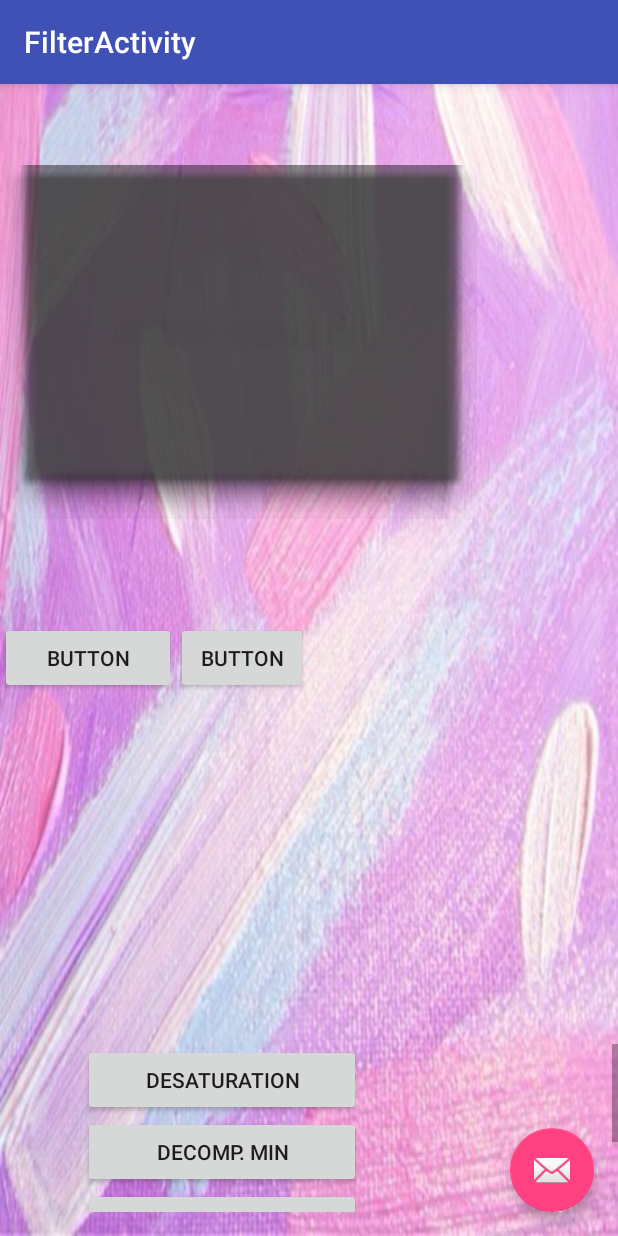
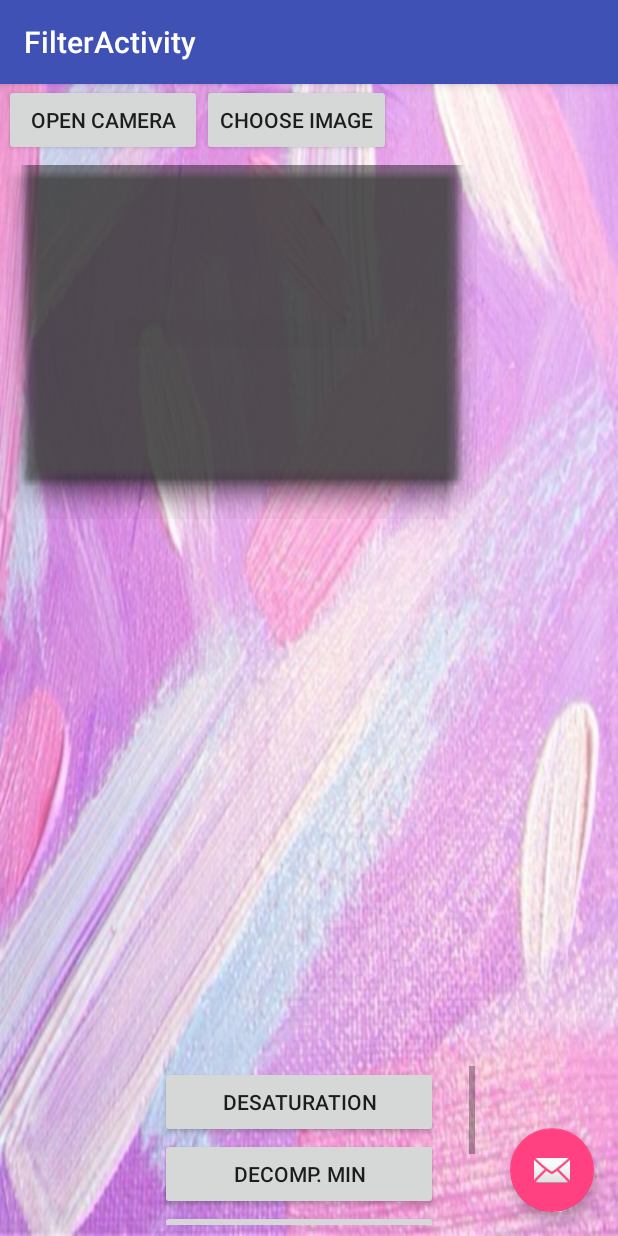
Before and after one commit to rrsegnini/AA-Progra-UNO-, an Android app: the FilterActivity screen opened directly, with no data from a screen before it, on a phone screen of 412 x 824 dp. Run offline under Robolectric (Android 15) with nearby library versions, the phone set to English and light mode, and no system bars.

Commit message:
more updates

```diff
--- a/Android Studio Insta AA/Insta_AA/app/src/main/java/com/example/danielalvarado/insta_aa/FilterActivity.java
+++ b/Android Studio Insta AA/Insta_AA/app/src/main/java/com/example/danielalvarado/insta_aa/FilterActivity.java
@@ -4,6 +4,7 @@ import android.content.Intent;
 import android.graphics.Bitmap;
 import android.graphics.BitmapFactory;
 import android.graphics.Color;
+import android.graphics.drawable.BitmapDrawable;
 import android.net.Uri;
 import android.os.Bundle;
 import android.os.Environment;
@@ -14,6 +15,8 @@ import android.support.v7.app.AppCompatActivity;
 import android.support.v7.widget.Toolbar;
 import android.util.Log;
 import android.view.View;
+import android.widget.Button;
+import android.widget.ImageButton;
 import android.widget.ImageView;
 import android.widget.Toast;
 
@@ -24,6 +27,8 @@ import java.io.IOException;
 import java.io.InputStream;
 import java.text.SimpleDateFormat;
 import java.util.Date;
+
+import static com.example.danielalvarado.insta_aa.R.id.picImageView;
 
 public class FilterActivity extends AppCompatActivity {
 
@@ -49,7 +54,71 @@ public class FilterActivity extends AppCompatActivity {
             }
         });
 
-        //imagePicture = (ImageView) findViewById(R.id.cameraImageView);
+        imagePicture = (ImageView) findViewById(picImageView);
+
+        Button buttonDesaturation = (Button) findViewById(R.id.desaturationBtn);
+        buttonDesaturation.setOnClickListener(new View.OnClickListener()   {
+            public void onClick(View v)  {
+                try {
+                    //DESATURATION FUNCTION
+                    Bitmap bitmap = ((BitmapDrawable )imagePicture.getDrawable()).getBitmap();
+                    Bitmap newDesBitmap = desaturation(bitmap);
+                    imagePicture.setImageBitmap(newDesBitmap);
+
+                } catch (Exception e) {
+                    // TODO Auto-generated catch block
+                    e.printStackTrace();
+                }
+            }
+        });
+
+        Button buttonAveraging = (Button) findViewById(R.id.averagingBtn);
+        buttonAveraging.setOnClickListener(new View.OnClickListener()   {
+            public void onClick(View v)  {
+                try {
+                    //AVERAGING FUNCTION
+                    Bitmap bitmap = ((BitmapDrawable )imagePicture.getDrawable()).getBitmap();
+                    Bitmap newAvgBitmap = avergingImage(bitmap);
+                    imagePicture.setImageBitmap(newAvgBitmap);
+
+                } catch (Exception e) {
+                    // TODO Auto-generated catch block
+                    e.printStackTrace();
+                }
+            }
+        });
+
+        Button buttonDeMin = (Button) findViewById(R.id.decompMinBtn);
+        buttonDeMin.setOnClickListener(new View.OnClickListener()   {
+            public void onClick(View v)  {
+                try {
+                    //DECOMP MIN FUNCTION
+                    Bitmap bitmap = ((BitmapDrawable )imagePicture.getDrawable()).getBitmap();
+                    Bitmap newDeMinBitmap = decompositionMin(bitmap);
+                    imagePicture.setImageBitmap(newDeMinBitmap);
+
+                } catch (Exception e) {
+                    // TODO Auto-generated catch block
+                    e.printStackTrace();
+                }
+            }
+        });
+
+        Button buttonDeMax = (Button) findViewById(R.id.decompMaxBtn);
+        buttonDeMax.setOnClickListener(new View.OnClickListener()   {
+            public void onClick(View v)  {
+                try {
+                    //DECOMP MAX FUNCTION
+                    Bitmap bitmap = ((BitmapDrawable )imagePicture.getDrawable()).getBitmap();
+                    Bitmap newDeMaxBitmap = decompositionMin(bitmap);
+                    imagePicture.setImageBitmap(newDeMaxBitmap);
+
+                } catch (Exception e) {
+                    // TODO Auto-generated catch block
+                    e.printStackTrace();
+                }
+            }
+        });
 
     }
 
@@ -81,6 +150,8 @@ public class FilterActivity extends AppCompatActivity {
         startActivityForResult(photoPickerIntent,IMAGE_GALLERY_REQUEST);
 
     }
+
+
 
     @Override
     protected void onActivityResult(int requestCode, int resultCode, Intent data) {
--- a/Android Studio Insta AA/Insta_AA/app/src/main/res/layout/content_filter.xml
+++ b/Android Studio Insta AA/Insta_AA/app/src/main/res/layout/content_filter.xml
@@ -21,14 +21,14 @@
         android:layout_marginStart="4dp" />
 
     <ScrollView
-        android:layout_width="0dp"
-        android:layout_height="wrap_content"
+        android:layout_width="265dp"
+        android:layout_height="106dp"
         android:visibility="visible"
         app:layout_constraintLeft_toLeftOf="parent"
         app:layout_constraintRight_toRightOf="parent"
         app:layout_constraintBottom_toBottomOf="parent"
-        app:layout_constraintHorizontal_bias="0.0"
-        android:layout_marginBottom="16dp">
+        app:layout_constraintHorizontal_bias="0.352"
+        android:layout_marginBottom="7dp">
 
         <LinearLayout
             android:id="@+id/linearLayoutFilterBtns"
@@ -45,6 +45,7 @@
                 android:id="@+id/desaturationBtn"
                 android:layout_width="185dp"
                 android:layout_height="wrap_content"
+                android:onClick="desaturationBtnClicked"
                 android:text="Desaturation"
                 android:visibility="visible" />
 
@@ -76,27 +77,27 @@
     </ScrollView>
 
     <LinearLayout
-        android:layout_width="205dp"
-        android:layout_height="51dp"
+        android:layout_width="280dp"
+        android:layout_height="53dp"
         android:orientation="horizontal"
-        app:layout_constraintBottom_toBottomOf="parent"
-        app:layout_constraintHorizontal_bias="0.0"
+        app:layout_constraintHorizontal_bias="0.022"
         app:layout_constraintLeft_toLeftOf="parent"
         app:layout_constraintRight_toRightOf="parent"
-        app:layout_constraintTop_toTopOf="parent">
+        tools:layout_editor_absoluteY="334dp">
 
         <Button
-            android:id="@+id/button7"
-            android:layout_width="150dp"
+            android:id="@+id/openCameraBtn"
+            android:layout_width="132dp"
             android:layout_height="wrap_content"
-            android:layout_weight="0.01"
-            android:text="Button" />
+            android:onClick="takePhotoBtnClicked"
+            android:text="OPEN CAMERA" />
 
         <Button
-            android:id="@+id/button8"
+            android:id="@+id/chooseImgBtn"
             android:layout_width="wrap_content"
             android:layout_height="wrap_content"
-            android:text="Button" />
+            android:onClick="imageGalleryClicked"
+            android:text="CHOOSE IMAGE" />
     </LinearLayout>
 
 </android.support.constraint.ConstraintLayout>
```
Also changed, not shown: 2 other files.
